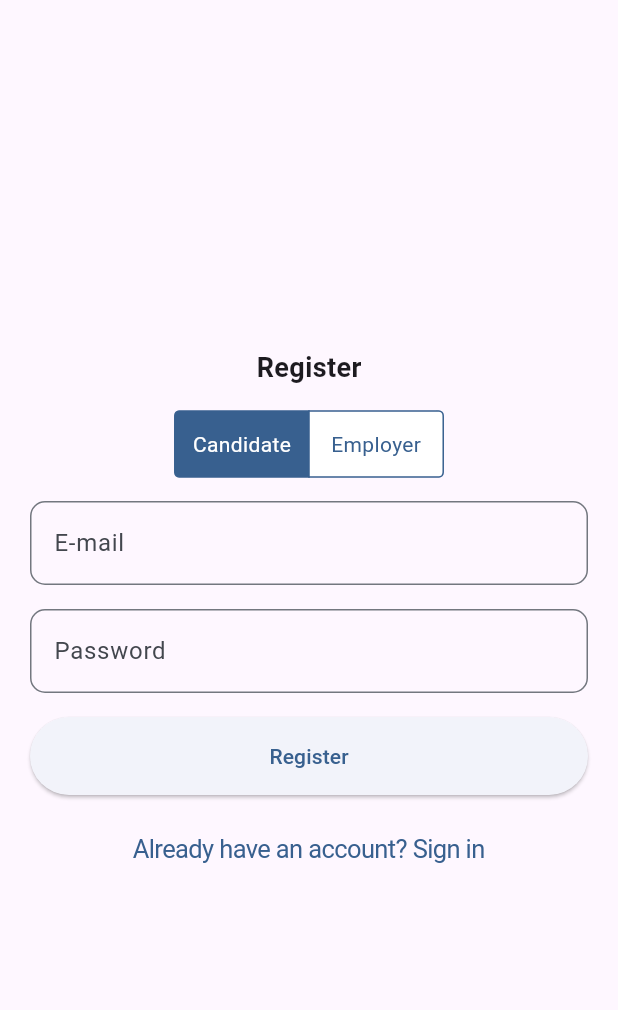
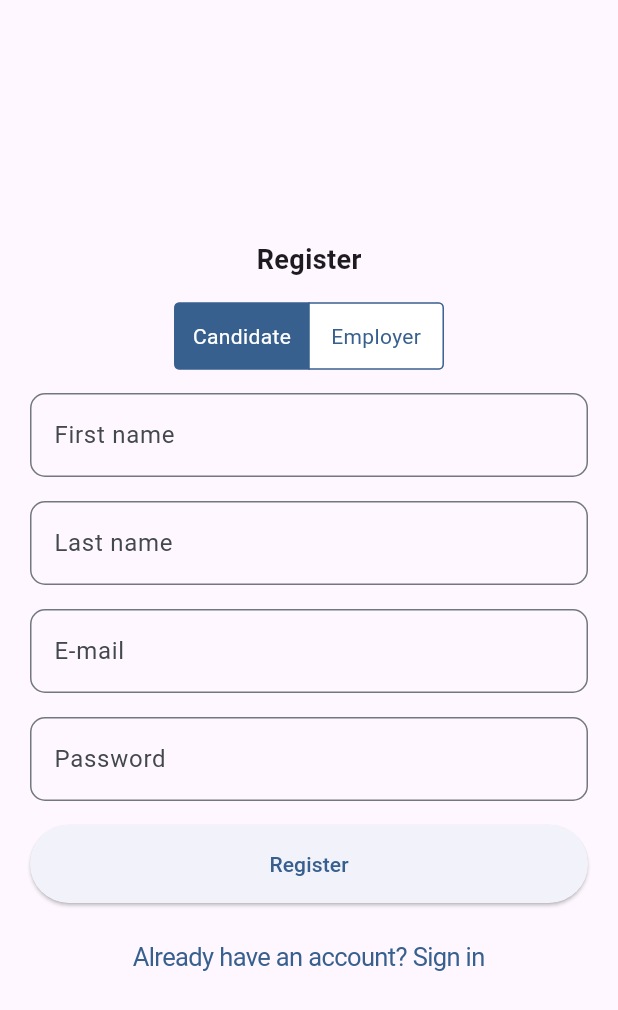
Before and after one commit to Experrior/Job-Marketplace_frontend, a Flutter app: the screen it shows after launch, on a phone screen of 412 x 824 dp. Shown: the top 1010 px of the screen. Run offline on Flutter 3.47's test engine with Material 3 defaults, Android fonts, the light colour scheme and no system bars; our stand-ins replace flutter_hooks, go_router; missing offline and left inert: theme_tailor_annotation.

Commit message:
Add first name and last name fields to register page

```diff
--- a/lib/features/auth/pages/register_page.dart
+++ b/lib/features/auth/pages/register_page.dart
@@ -18,6 +18,8 @@ class RegisterPage extends HookWidget {
 
   @override
   Widget build(BuildContext context) {
+    final firstNameController = useTextEditingController();
+    final lastNameController = useTextEditingController();
     final emailController = useTextEditingController();
     final passwordController = useTextEditingController();
     final selectedRegisterType = useState<RegisterType>(RegisterType.candidate);
@@ -51,6 +53,16 @@ class RegisterPage extends HookWidget {
               ),
               const SizedBox(height: 16),
               CommonTextFormField(
+                hintText: 'First name',
+                controller: firstNameController,
+              ),
+              const SizedBox(height: 16),
+              CommonTextFormField(
+                hintText: 'Last name',
+                controller: lastNameController,
+              ),
+              const SizedBox(height: 16),
+              CommonTextFormField(
                 hintText: 'E-mail',
                 controller: emailController,
               ),
```
